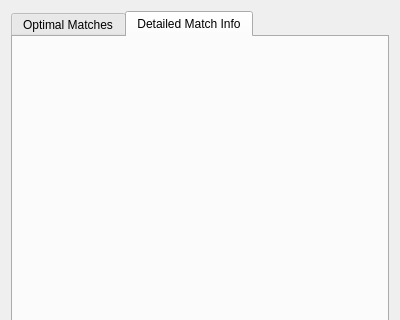
First picture: the form in deliverable4-code/viewresults.ui, repository ashleefoureyes/quackjaws, before the edit; both pictures show x 0 to 400 and y 0 to 320 of the 400 by 502 pixel window.
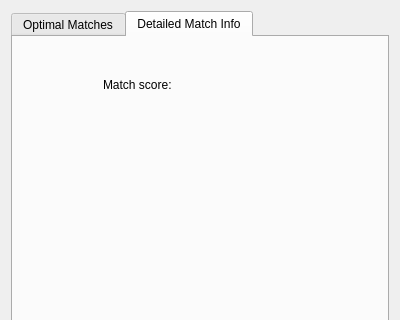
Second picture: the form after the edit.

Diff of the .ui file:
```diff
--- a/deliverable4-code/viewresults.ui
+++ b/deliverable4-code/viewresults.ui
@@ -61,6 +61,32 @@
         </rect>
        </property>
       </widget>
+      <widget class="QLabel" name="lbMatchScore">
+       <property name="geometry">
+        <rect>
+         <x>90</x>
+         <y>40</y>
+         <width>151</width>
+         <height>16</height>
+        </rect>
+       </property>
+       <property name="text">
+        <string>Match score:</string>
+       </property>
+      </widget>
+      <widget class="QLabel" name="lbMatchName">
+       <property name="geometry">
+        <rect>
+         <x>50</x>
+         <y>10</y>
+         <width>291</width>
+         <height>16</height>
+        </rect>
+       </property>
+       <property name="text">
+        <string/>
+       </property>
+      </widget>
      </widget>
     </widget>
    </item>
```
